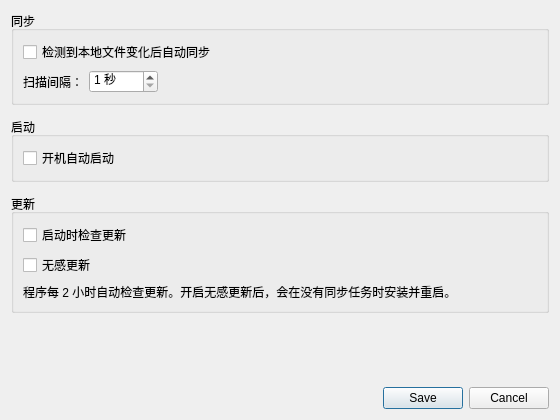
Old version of the form src/preferencesdialog.ui in the repository UUxxXxxUU/SyncTool.
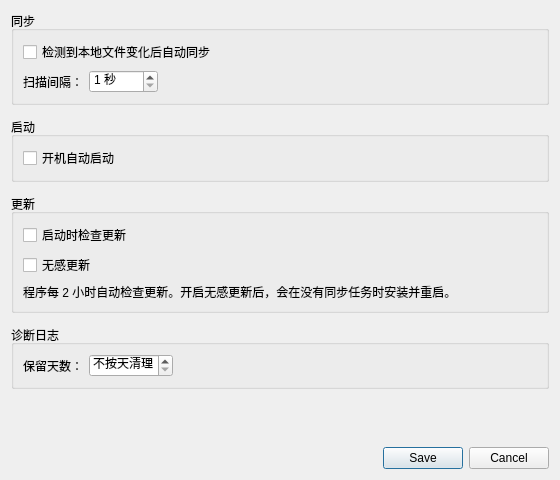
New version of the form.

Commit message: feat: [Codex] 新增调试器、同步排除和运行诊断

Diff of the .ui file:
```diff
--- a/src/preferencesdialog.ui
+++ b/src/preferencesdialog.ui
@@ -2,7 +2,7 @@
 <ui version="4.0">
  <class>PreferencesDialog</class>
  <widget class="QDialog" name="PreferencesDialog">
-  <property name="geometry"><rect><x>0</x><y>0</y><width>560</width><height>420</height></rect></property>
+  <property name="geometry"><rect><x>0</x><y>0</y><width>560</width><height>480</height></rect></property>
   <property name="minimumSize"><size><width>520</width><height>400</height></size></property>
   <property name="windowTitle"><string>偏好设置</string></property>
   <layout class="QVBoxLayout" name="layout">
@@ -45,6 +45,19 @@
      </widget></item>
     </layout>
    </widget></item>
+   <item><widget class="QGroupBox" name="diagnosticsGroup">
+    <property name="title"><string>诊断日志</string></property>
+    <layout class="QHBoxLayout" name="retentionLayout">
+     <item><widget class="QLabel" name="retentionLabel"><property name="text"><string>保留天数：</string></property></widget></item>
+     <item><widget class="QSpinBox" name="logRetentionSpin">
+      <property name="maximum"><number>365</number></property>
+      <property name="specialValueText"><string>不按天清理</string></property>
+      <property name="suffix"><string> 天</string></property>
+      <property name="toolTip"><string>在启动、保存设置和运行期间定期清理更早的 SyncTool 日志。</string></property>
+     </widget></item>
+     <item><spacer name="retentionSpacer"><property name="orientation"><enum>Qt::Horizontal</enum></property><property name="sizeHint" stdset="0"><size><width>40</width><height>20</height></size></property></spacer></item>
+    </layout>
+   </widget></item>
    <item><widget class="QLabel" name="errorLabel">
     <property name="visible"><bool>false</bool></property>
     <property name="text"><string /></property>
```
The commit also changes 134 other files.
